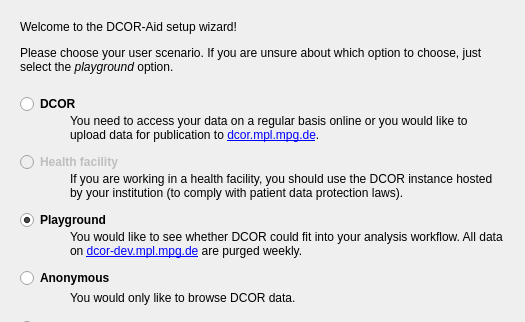
Old version of the form dcoraid/gui/wizard/wizard.ui in the repository DCOR-dev/DCOR-Aid; both pictures show x 0 to 525 and y 0 to 322 of the 525 by 567 pixel window.
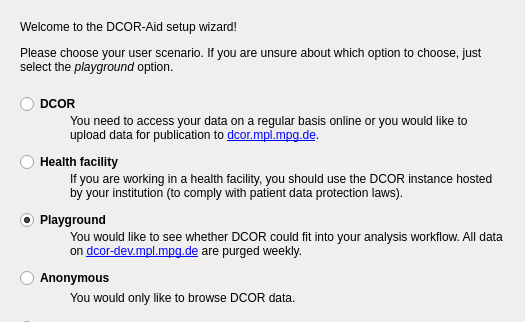
New version of the form. Icons and pictures are not drawn.

```diff
--- a/dcoraid/gui/wizard/wizard.ui
+++ b/dcoraid/gui/wizard/wizard.ui
@@ -108,9 +108,6 @@
     </item>
     <item>
      <widget class="QRadioButton" name="radioButton_med">
-      <property name="enabled">
-       <bool>false</bool>
-      </property>
       <property name="font">
        <font>
         <weight>75</weight>
```
Left out of the diff: 63 changed lines with no effect on the pictures.
